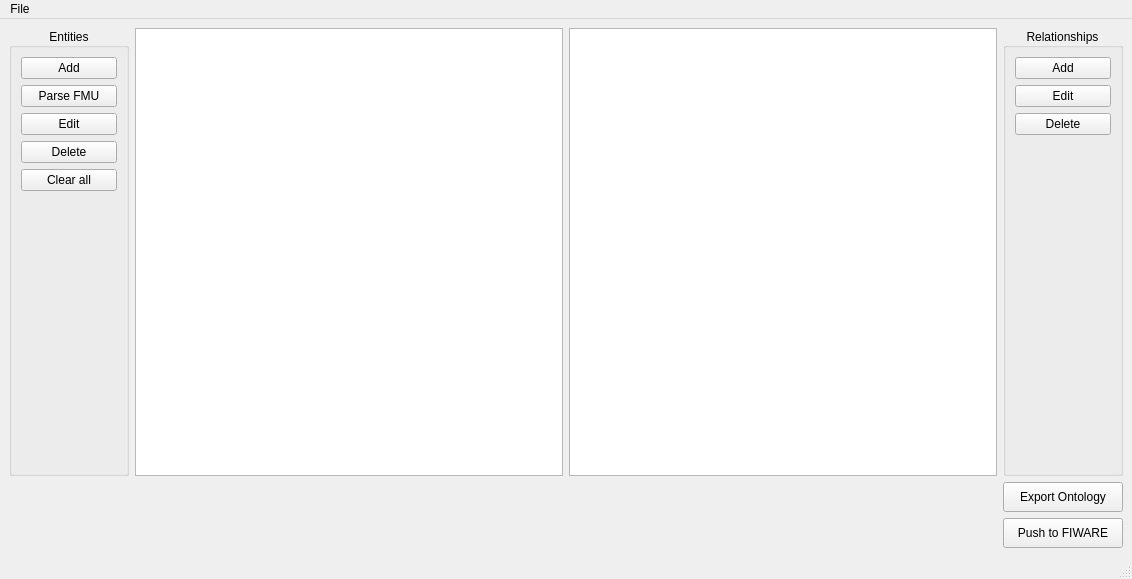
ErnestoVivas/FiBEM, file src/gui/mainwindow_ui.ui: the form before one commit.
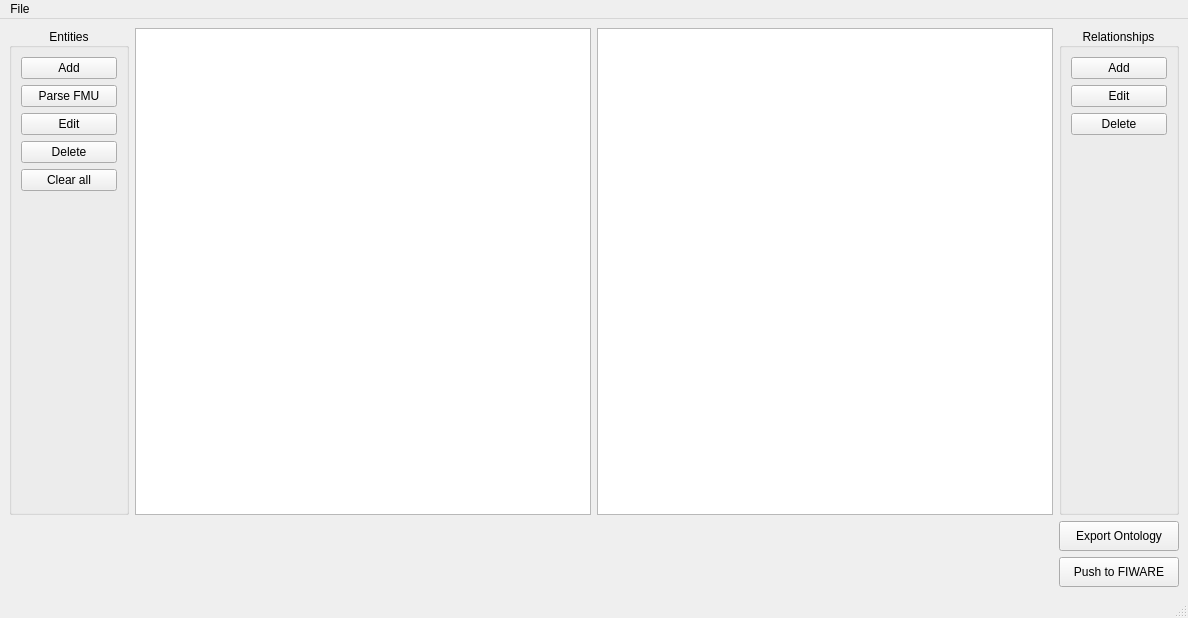
The form after the commit.

Patch:
```diff
--- a/src/gui/mainwindow_ui.ui
+++ b/src/gui/mainwindow_ui.ui
@@ -6,8 +6,8 @@
    <rect>
     <x>0</x>
     <y>0</y>
-    <width>1132</width>
-    <height>579</height>
+    <width>1188</width>
+    <height>618</height>
    </rect>
   </property>
   <property name="windowTitle">
@@ -97,20 +97,30 @@
      <widget class="QListWidget" name="list_widget_entities">
       <property name="minimumSize">
        <size>
-        <width>420</width>
+        <width>450</width>
         <height>0</height>
        </size>
       </property>
+      <property name="font">
+       <font>
+        <family>Cascadia Mono</family>
+       </font>
+      </property>
      </widget>
     </item>
     <item row="0" column="2">
      <widget class="QListWidget" name="list_widget_relationships">
       <property name="minimumSize">
        <size>
-        <width>420</width>
+        <width>450</width>
         <height>0</height>
        </size>
       </property>
+      <property name="font">
+       <font>
+        <family>Cascadia Mono</family>
+       </font>
+      </property>
      </widget>
     </item>
     <item row="0" column="3">
@@ -204,7 +214,7 @@
     <rect>
      <x>0</x>
      <y>0</y>
-     <width>1132</width>
+     <width>1188</width>
      <height>21</height>
     </rect>
    </property>
```
